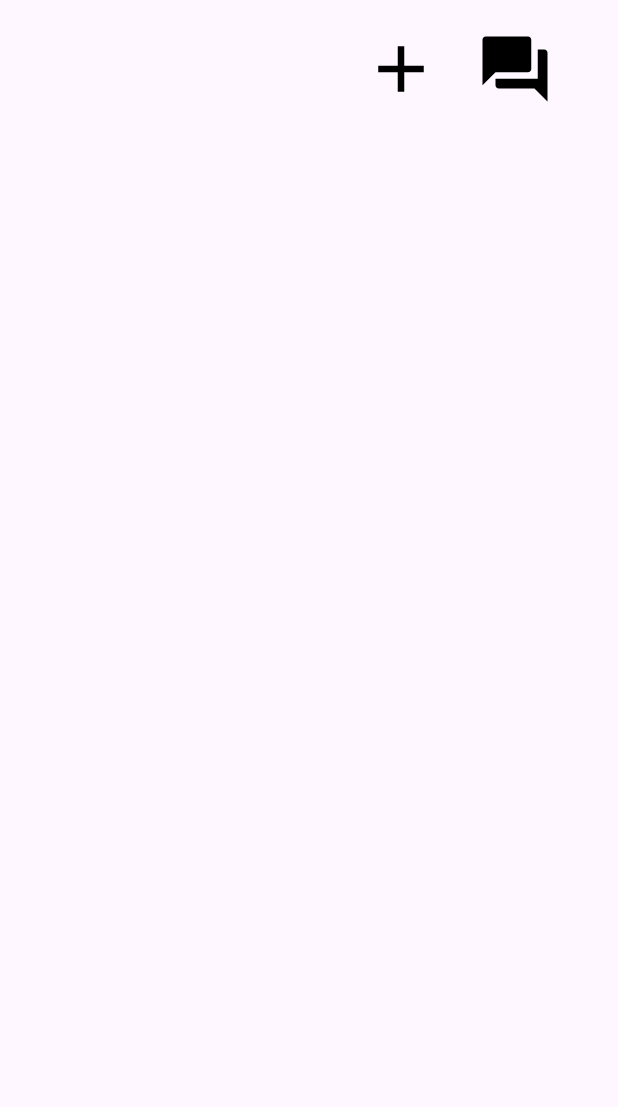
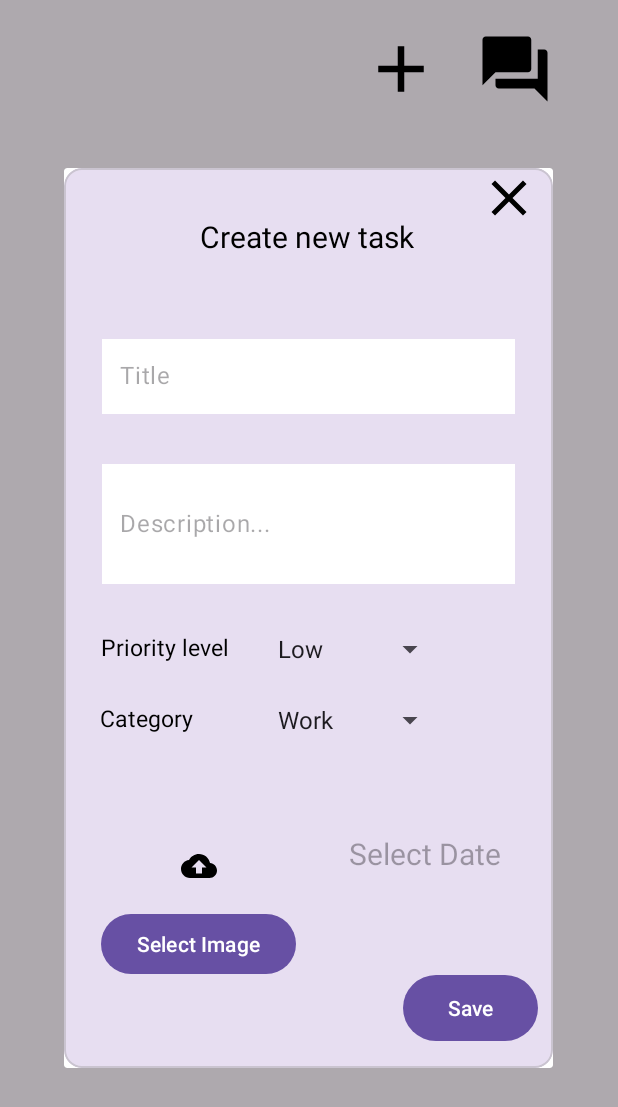
Before and after one commit to Zen-99/Task-Manager, an Android app: the homeFragment screen opened through its navigation route, after a tap on an icon or button, on a phone screen of 412 x 824 dp. Shown: the top 1107 px of the screen. Run offline under Robolectric (Android 15) with nearby library versions, the phone set to English and light mode, and no system bars; our stand-ins replace Firebase (no records; nobody signed in at launch, a user with empty details on screens opened directly); 1 statement that could not run was skipped.

Commit message:
task insertion successfully completed

```diff
--- a/app/src/main/java/com/example/taskmanager/fragments/AddTaskPopFragment.kt
+++ b/app/src/main/java/com/example/taskmanager/fragments/AddTaskPopFragment.kt
@@ -1,52 +1,95 @@
 package com.example.taskmanager.fragments
 
+import android.app.DatePickerDialog
 import android.net.Uri
 import android.os.Bundle
-import androidx.fragment.app.Fragment
+import android.util.Log
 import android.view.LayoutInflater
 import android.view.View
 import android.view.ViewGroup
+import android.widget.Spinner
+import android.widget.TextView
 import android.widget.Toast
 import androidx.activity.result.contract.ActivityResultContracts
+import androidx.fragment.app.DialogFragment
 import com.example.taskmanager.R
 import com.example.taskmanager.databinding.FragmentAddTaskPopBinding
-import com.google.firebase.database.DatabaseReference
+import com.google.android.material.textfield.TextInputEditText
 import com.google.firebase.firestore.FirebaseFirestore
 import com.google.firebase.storage.FirebaseStorage
 import com.google.firebase.storage.StorageReference
+import java.text.SimpleDateFormat
+import java.util.Calendar
+import java.util.Locale
 
-class AddTaskPopFragment : Fragment() {
+
+class AddTaskPopFragment : DialogFragment() {
     private lateinit var binding: FragmentAddTaskPopBinding
     private lateinit var storageRef: StorageReference
     private lateinit var firebaseFirestore: FirebaseFirestore
     private var imageUri: Uri?=null
+    private lateinit var listener: DialogSaveBtnClickListener
+
+    fun setListener(listener: homeFragment){
+        this.listener=listener
+    }
     override fun onCreateView(
         inflater: LayoutInflater, container: ViewGroup?,
         savedInstanceState: Bundle?
     ): View? {
         // Inflate the layout for this fragment
         binding=FragmentAddTaskPopBinding.inflate(inflater,container,false)
-        return inflater.inflate(R.layout.fragment_add_task_pop, container, false)
+        return binding.root
     }
 
     override fun onViewCreated(view: View, savedInstanceState: Bundle?) {
         super.onViewCreated(view, savedInstanceState)
-
+        initVars()
         registerEvents()
     }
     private fun registerEvents(){
         var prioritySpinner: String? = null
         var categorySpinner: String? = null
-        uploadImage()
+        var description: String? = null
+        var tvDate: String? = null
+
         binding.saveBtn.setOnClickListener{
+            Log.d("debug 3","Save button clicked")
             val title=binding.titleEt.text.toString()
-            val description=binding.descriptionTxt.toString()
+            description=binding.descriptionTxt.text.toString()
             prioritySpinner = binding.prioritySpinner.selectedItem.toString()
             categorySpinner = binding.categorySpinner.selectedItem.toString()
+            tvDate=binding.tvDate.text.toString()
+            if(title.isNotEmpty()){
+                uploadImage()
+
+                listener.onSaveTask(title,binding.titleEt,
+                    description!!,binding.descriptionTxt,
+                    prioritySpinner!!,binding.prioritySpinner, categorySpinner!!,binding.categorySpinner,tvDate!!,binding.tvDate)
+            }else{
+                Toast.makeText(context,"Title cannot be empty",Toast.LENGTH_SHORT).show()
+            }
 
         }
         binding.selectImageBtn.setOnClickListener{
             resultLauncher.launch("image/*")
+        }
+
+        binding.tvDate.setOnClickListener {
+            val myCalendar=Calendar.getInstance()
+
+            val datePicker=DatePickerDialog.OnDateSetListener{view,year,month,dayOfMonth->
+                myCalendar.set(Calendar.YEAR,year)
+                myCalendar.set(Calendar.MONTH,month)
+                myCalendar.set(Calendar.DAY_OF_MONTH,dayOfMonth)
+                updateLable(myCalendar)
+            }
+            DatePickerDialog(requireContext(),datePicker,myCalendar.get(Calendar.YEAR),myCalendar.get(Calendar.MONTH),myCalendar.get(Calendar.DAY_OF_MONTH)).show()
+
+        }
+
+        binding.popUpClose.setOnClickListener{
+            dismiss()
         }
     }
     private fun initVars(){
@@ -60,6 +103,7 @@ class AddTaskPopFragment : Fragment() {
         binding.placeholdContainer.setImageURI(it)
     }
     private fun uploadImage(){
+        Log.d("debug 3","Upload Image called")
         storageRef=storageRef.child(System.currentTimeMillis().toString())
         imageUri?.let{
             storageRef.putFile(it).addOnCompleteListener{task->
@@ -69,7 +113,7 @@ class AddTaskPopFragment : Fragment() {
                         map["pic"]=uri.toString()
                         firebaseFirestore.collection("images").add(map).addOnCompleteListener {firestoreTask->
                             if(firestoreTask.isSuccessful){
-                                println(firestoreTask.result)
+                                Log.d("ImagePicker result",firestoreTask.result.toString())
                             }else{
 
                             }
@@ -86,4 +130,26 @@ class AddTaskPopFragment : Fragment() {
 
     }
 
+
+    private fun updateLable(myCalendar: Calendar){
+        Log.d("debug 3","Upload Label called")
+        val myFormat="dd-mm-yyyy"
+        val sdf=SimpleDateFormat(myFormat, Locale.ENGLISH)
+        binding.tvDate.setText(sdf.format(myCalendar.time))
+    }
+
+    interface DialogSaveBtnClickListener{
+        fun onSaveTask(
+            title:String,
+            titleEt:TextInputEditText,
+            description:String,
+            descriptionTxt:TextInputEditText,
+            priority:String,
+            prioritySpinner: Spinner,
+            category: String,
+            categorySpinner:Spinner,
+            date:String,
+            tvDate: TextView
+        )
+    }
 }
--- a/app/src/main/java/com/example/taskmanager/fragments/homeFragment.kt
+++ b/app/src/main/java/com/example/taskmanager/fragments/homeFragment.kt
@@ -1,25 +1,37 @@
 package com.example.taskmanager.fragments
 
 import android.os.Bundle
+import android.util.Log
 import androidx.fragment.app.Fragment
 import android.view.LayoutInflater
 import android.view.View
 import android.view.ViewGroup
+import android.widget.Spinner
+import android.widget.TextView
+import android.widget.Toast
 import androidx.navigation.NavController
 import androidx.navigation.Navigation
-import com.example.taskmanager.R
 import com.example.taskmanager.databinding.FragmentHomeBinding
+import com.google.android.material.textfield.TextInputEditText
 import com.google.firebase.auth.FirebaseAuth
 import com.google.firebase.database.DatabaseReference
 import com.google.firebase.database.FirebaseDatabase
 
 
-class homeFragment : Fragment() {
+class homeFragment : Fragment(), AddTaskPopFragment.DialogSaveBtnClickListener {
+    data class pushClass(
+        var title: String,
+        var description: String,
+        var priority: String,
+        var category: String,
+        var date:String,
+    )
 
     private lateinit var auth:FirebaseAuth
     private lateinit var  databaseRef:DatabaseReference
     private lateinit var navController: NavController
     private lateinit var binding:FragmentHomeBinding
+    private lateinit var popUpFragment: AddTaskPopFragment
     override fun onCreateView(
         inflater: LayoutInflater, container: ViewGroup?,
         savedInstanceState: Bundle?
@@ -38,11 +50,52 @@ class homeFragment : Fragment() {
         navController=Navigation.findNavController(view)
         auth=FirebaseAuth.getInstance()
         databaseRef=FirebaseDatabase.getInstance().reference
+            .child("Tasks").child(auth.currentUser?.uid.toString())
 
     }
     private fun registerEvents(){
+        Log.d("debug 3","debug line passed 0.5")
         binding.addBtn.setOnClickListener{
+            Log.d("debug 3","debug line passed 1")
+            popUpFragment=AddTaskPopFragment()
+            Log.d("debug 3","debug line passed 1.2")
+            popUpFragment.setListener(this)
+            Log.d("debug 3","debug line passed 2")
+            popUpFragment.show(
+                childFragmentManager,
+                "AddTaskPopFragment"
+            )
 
+        }
+    }
+
+    override fun onSaveTask(
+        title: String,
+        titleEt: TextInputEditText,
+        description: String,
+        descriptionTxt: TextInputEditText,
+        priority: String,
+        prioritySpinner: Spinner,
+        category: String,
+        categorySpinner: Spinner,
+        date: String,
+        tvDate: TextView
+    ) {
+        val pushObj=pushClass(
+            title=title,
+            description=description,
+            priority=priority,
+            category=category,
+            date=date
+            )
+        databaseRef.push().setValue(pushObj).addOnCompleteListener {
+            if(it.isSuccessful){
+                Toast.makeText(context,"Successfully saved",Toast.LENGTH_SHORT).show()
+                titleEt.text=null
+            }else{
+                Toast.makeText(context,it.exception?.message,Toast.LENGTH_SHORT).show()
+            }
+            popUpFragment.dismiss()
         }
     }
 
--- a/app/src/main/res/layout/fragment_add_task_pop.xml
+++ b/app/src/main/res/layout/fragment_add_task_pop.xml
@@ -14,6 +14,7 @@
         <ImageView
             android:layout_width="40dp"
             android:layout_height="40dp"
+            android:id="@+id/popUpClose"
             android:src="@drawable/baseline_close_24"
             app:layout_constraintEnd_toEndOf="parent"
             app:layout_constraintHorizontal_bias="0.968"
@@ -52,7 +53,19 @@
             app:layout_constraintStart_toStartOf="parent"
 
             >
+            <com.google.android.material.textfield.TextInputEditText
+                android:id="@+id/titleEt"
+                android:layout_width="275dp"
+                android:layout_height="52dp"
+                android:background="@color/white"
+                android:hint="Title"
+                android:paddingStart="12dp"
+                android:paddingTop="15dp"
+                tools:layout_editor_absoluteX="27dp"
+                tools:layout_editor_absoluteY="113dp"
+                tools:ignore="MissingConstraints">
 
+            </com.google.android.material.textfield.TextInputEditText>
         </com.google.android.material.textfield.TextInputLayout>
 
         <com.google.android.material.textfield.TextInputLayout
@@ -197,19 +210,7 @@
 
         </com.google.android.material.button.MaterialButton>
 
-        <com.google.android.material.textfield.TextInputEditText
-            android:id="@+id/titleEt"
-            android:layout_width="275dp"
-            android:layout_height="52dp"
-            android:background="@color/white"
-            android:hint="Title"
-            android:paddingStart="12dp"
-            android:paddingTop="15dp"
-            tools:layout_editor_absoluteX="27dp"
-            tools:layout_editor_absoluteY="113dp"
-            tools:ignore="MissingConstraints">
 
-        </com.google.android.material.textfield.TextInputEditText>
 
     </androidx.constraintlayout.widget.ConstraintLayout>
 
--- a/app/src/main/res/values/strings.xml
+++ b/app/src/main/res/values/strings.xml
@@ -9,9 +9,11 @@
         <!-- Add more items as needed -->
     </string-array>
     <string-array name="categoryItems">
-        <item>Low</item>
-        <item>Medium</item>
-        <item>High</item>
+        <item>Work</item>
+        <item>Study</item>
+        <item>Meeting</item>
+        <item>Party</item>
+        <item>Playing</item>
         <!-- Add more items as needed -->
     </string-array>
 
```
